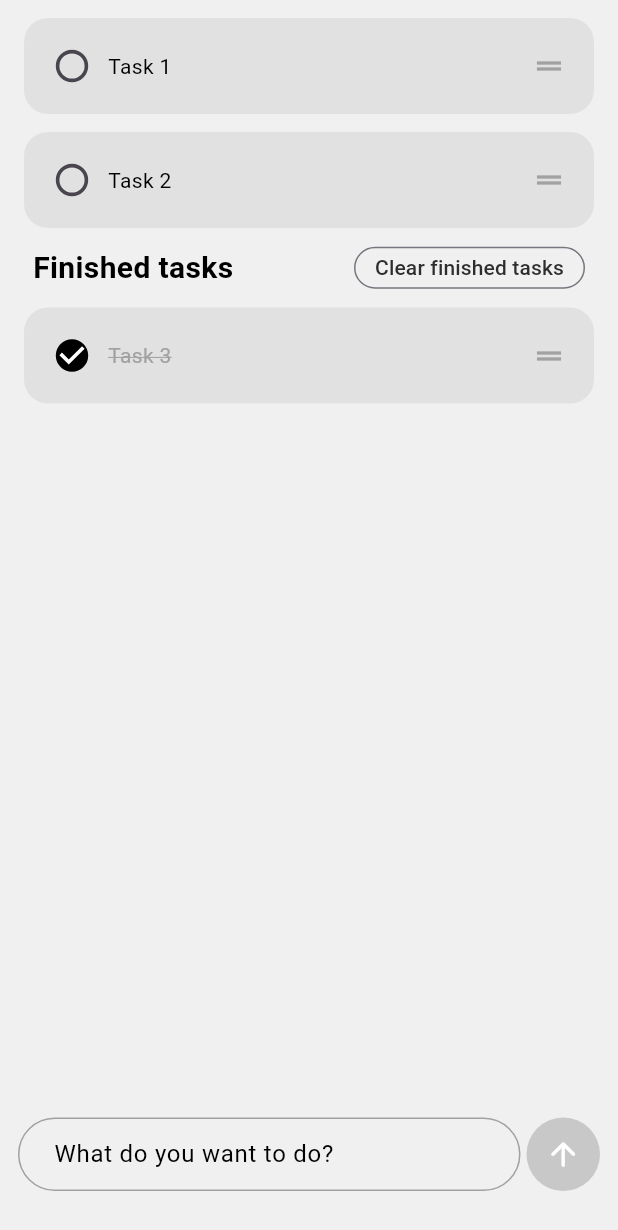
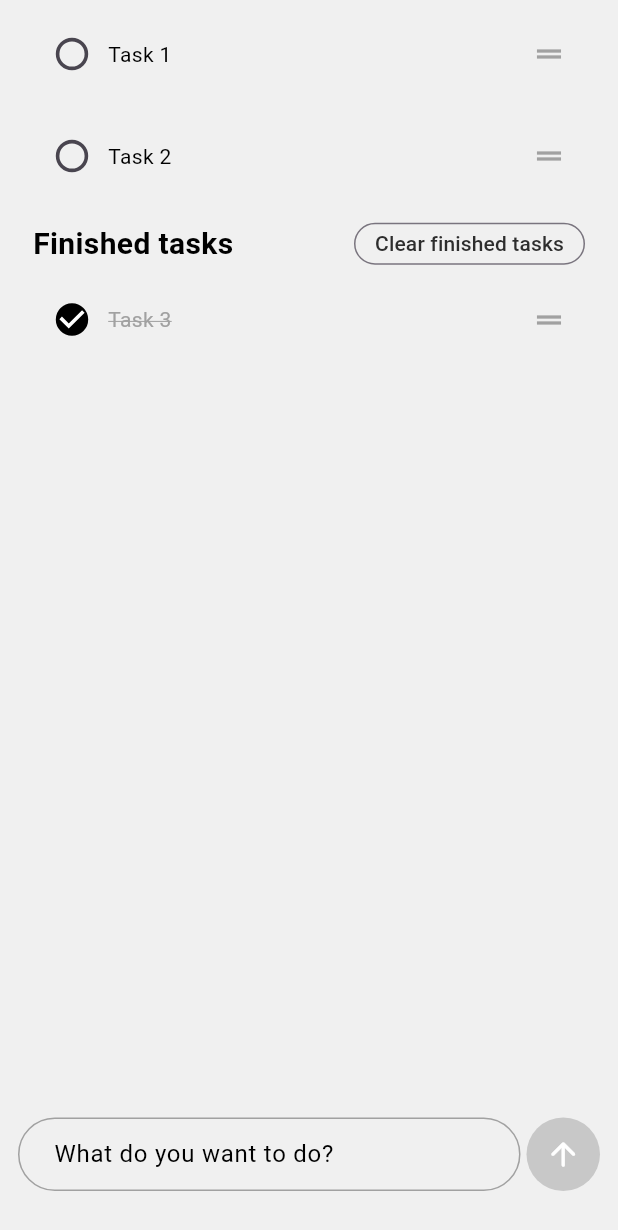
Before and after one commit to Lund2005/simple_todo_app, a Flutter app: the screen it shows after launch, on a phone screen of 412 x 824 dp. Shown: the top 1230 px of the screen. Run offline on Flutter 3.47's test engine with Material 3 defaults, Android fonts, the light colour scheme and no system bars.

Commit message:
UI tweaks

```diff
--- a/lib/edit_window.dart
+++ b/lib/edit_window.dart
@@ -54,6 +54,7 @@ class _EditWindowState extends State<EditWindow> {
                     IconButton(
                       onPressed: () {
                         Navigator.pop(context);
+                        FocusScope.of(context).unfocus();
                       },
                       icon: Icon(Icons.close),
                       iconSize: 26,
--- a/lib/todo_list_tile.dart
+++ b/lib/todo_list_tile.dart
@@ -29,11 +29,11 @@ class _TodoListTileState extends State<TodoListTile> {
   @override
   Widget build(BuildContext context) {
     return Padding(
-      padding: const EdgeInsets.only(left: 16, right: 16, top: 12),
+      padding: const EdgeInsets.only(left: 16, right: 16, top: 4),
       child: Container(
         padding: EdgeInsets.all(8),
         decoration: BoxDecoration(
-          color: ColorPalette.container,
+          color: Colors.transparent,
           borderRadius: BorderRadius.circular(16),
           boxShadow: [
             //BoxShadow(color: Colors.black26, spreadRadius: 0, blurRadius: 15),
```
Also changed, not shown: 1 other file.
